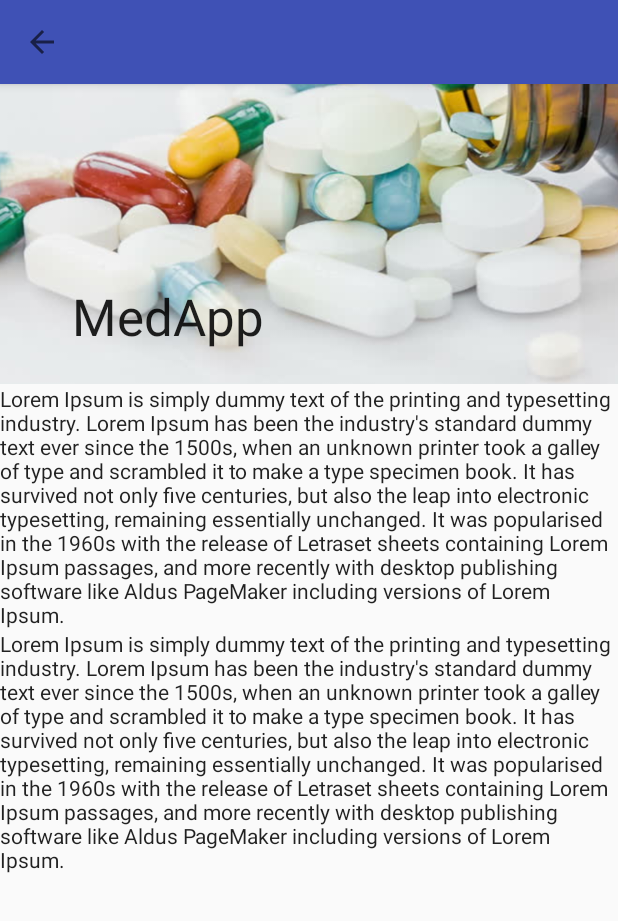
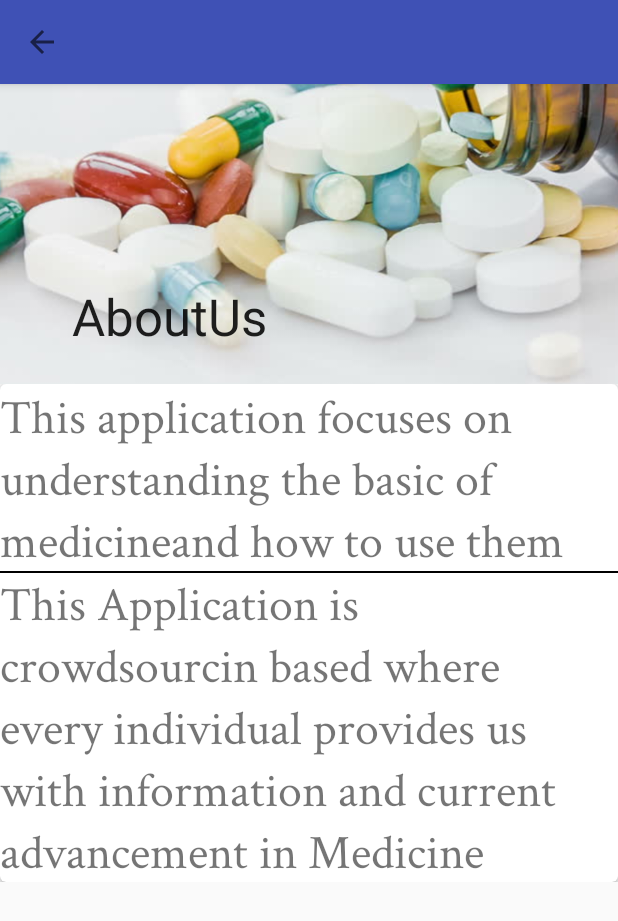
Before and after one commit to Rex7/Med-System, an Android app: the screen it shows after launch (AboutUs), in the side drawer, after a tap on "About Us", on a phone screen of 412 x 824 dp. Shown: the top 921 px of the screen. Run offline under Robolectric (Android 15) with nearby library versions, the phone set to English and light mode, and no system bars; libraries missing offline, so code that uses them is left out: com.karumi.dexter; network calls fail; pictures from the network do not load; 4 statements that could not run were skipped.

```diff
--- a/app/build.gradle
+++ b/app/build.gradle
@@ -37,5 +37,7 @@ dependencies {
     compile 'com.android.support.constraint:constraint-layout:1.0.2'
     compile 'com.google.code.gson:gson:2.8.1'
     compile 'com.github.barteksc:android-pdf-viewer:2.3.0'
+    compile 'com.karumi:dexter:4.2.0'
+
     testCompile 'junit:junit:4.12'
 }
--- a/app/src/main/java/com/example/regis/medsystem/AboutUs.java
+++ b/app/src/main/java/com/example/regis/medsystem/AboutUs.java
@@ -1,24 +1,40 @@
 package com.example.regis.medsystem;
 
+import android.graphics.Typeface;
 import android.os.Bundle;
 import android.support.design.widget.CollapsingToolbarLayout;
 import android.support.v7.app.AppCompatActivity;
 import android.support.v7.widget.Toolbar;
+import android.widget.TextView;
 
 public class AboutUs extends AppCompatActivity {
     Toolbar tool;
+    TextView firstPara, secondPar;
 
     @Override
     protected void onCreate(Bundle savedInstanceState) {
         super.onCreate(savedInstanceState);
         setContentView(R.layout.activity_about_us);
+        firstPara = (TextView) findViewById(R.id.myHeading);
+        secondPar = (TextView) findViewById(R.id.myAim);
+        Typeface heading = Typeface.createFromAsset(getAssets(), "fonts/CrimsonText-Regular.ttf");
+        firstPara.setTypeface(heading);
+        secondPar.setTypeface(heading);
+        firstPara.setText("This application focuses on understanding the basic of medicine" +
+                "and how to use them ");
+        secondPar.setText("This Application is crowdsourcin based where every individual provides us with information and current " +
+                "advancement in Medicine ");
+
+
+
+
         tool = (Toolbar) findViewById(R.id.toolBarAbout);
         setSupportActionBar(tool);
         if (getSupportActionBar() != null) {
-            getSupportActionBar().setTitle("MedApp");
+            getSupportActionBar().setTitle("AboutUs");
             getSupportActionBar().setDisplayHomeAsUpEnabled(true);
         }
         CollapsingToolbarLayout collapsingToolbarLayout = (CollapsingToolbarLayout) findViewById(R.id.collapse);
-        collapsingToolbarLayout.setTitle("MedApp");
+        collapsingToolbarLayout.setTitle("AboutUs");
     }
 }
--- a/app/src/main/java/com/example/regis/medsystem/Splash.java
+++ b/app/src/main/java/com/example/regis/medsystem/Splash.java
@@ -1,6 +1,7 @@
 package com.example.regis.medsystem;
 
 import android.content.Intent;
+import android.content.SharedPreferences;
 import android.graphics.Color;
 import android.os.Bundle;
 import android.support.v4.view.ViewPager;
@@ -16,10 +17,17 @@ public class Splash extends AppCompatActivity {
     ViewPagerAdapter viewPagerAdapter;
     LinearLayout dots_layout;
     TextView dots[];
-
+    SharedPreferences pref;
     @Override
     protected void onCreate(Bundle savedInstanceState) {
         super.onCreate(savedInstanceState);
+
+        if (!isFirstTime()) {
+            startingActivity();
+        }
+
+
+
         setContentView(R.layout.activity_splash);
         viewPager = (ViewPager) findViewById(R.id.viewPager);
         viewPagerAdapter = new ViewPagerAdapter(getApplicationContext());
@@ -46,9 +54,26 @@ public class Splash extends AppCompatActivity {
 
     }
 
-    public void startMain(View view) {
+    public void startingActivity() {
+        setFirstTime(false);
         startActivity(new Intent(this, MainActivity.class));
         finish();
+    }
+    public void startMain(View view) {
+        startingActivity();
+    }
+
+    public boolean isFirstTime() {
+        pref = getApplicationContext().getSharedPreferences("welcome", MODE_PRIVATE);
+        return pref.getBoolean("firstTime", true);
+
+    }
+
+    public void setFirstTime(Boolean flag) {
+        pref = getApplicationContext().getSharedPreferences("welcome", MODE_PRIVATE);
+        SharedPreferences.Editor editor = pref.edit();
+        editor.putBoolean("firstTime", flag);
+        editor.apply();
     }
 
     public void addThreeDots(int pos) {
--- a/app/src/main/java/com/example/regis/medsystem/ViewPagerAdapter.java
+++ b/app/src/main/java/com/example/regis/medsystem/ViewPagerAdapter.java
@@ -1,6 +1,7 @@
 package com.example.regis.medsystem;
 
 import android.content.Context;
+import android.graphics.Typeface;
 import android.support.v4.view.PagerAdapter;
 import android.view.LayoutInflater;
 import android.view.View;
@@ -59,8 +60,10 @@ public class ViewPagerAdapter extends PagerAdapter {
 
         TextView heading = (TextView) view.findViewById(R.id.Heading);
         TextView description = (TextView) view.findViewById(R.id.description);
-
-
+        Typeface myType = Typeface.createFromAsset(context.getAssets(), "fonts/DancingScript-Regular.ttf");
+        description.setTypeface(myType);
+        Typeface myType2 = Typeface.createFromAsset(context.getAssets(), "fonts/CrimsonText-Regular.ttf");
+        heading.setTypeface(myType2);
         ImageView imageView = (ImageView) view.findViewById(R.id.imageView);
         heading.setText(headings[position]);
         description.setText(descriptions[position]);
--- a/app/src/main/res/layout/activity_about_us.xml
+++ b/app/src/main/res/layout/activity_about_us.xml
@@ -1,9 +1,9 @@
 <?xml version="1.0" encoding="utf-8"?>
 <RelativeLayout xmlns:android="http://schemas.android.com/apk/res/android"
+    xmlns:app="http://schemas.android.com/apk/res-auto"
     xmlns:tools="http://schemas.android.com/tools"
     android:layout_width="match_parent"
     android:layout_height="match_parent"
-    xmlns:app="http://schemas.android.com/apk/res-auto"
     tools:context="com.example.regis.medsystem.AboutUs">
 
     <android.support.design.widget.CoordinatorLayout
@@ -29,15 +29,16 @@
                 <include
                     android:id="@+id/toolBarAbout"
                     layout="@layout/toolbar"
+                    app:popupTheme="@style/ThemeOverlay.AppCompat.Dark.ActionBar"
 
 
                     />
 
                 <ImageView
-                    android:src="@drawable/medimage"
                     android:layout_width="wrap_content"
                     android:layout_height="300dp"
                     android:scaleType="centerCrop"
+                    android:src="@drawable/medimage"
                     app:layout_collapseMode="parallax" />
 
 
@@ -45,34 +46,48 @@
 
 
         </android.support.design.widget.AppBarLayout>
-
         <android.support.v4.widget.NestedScrollView
+            android:id="@+id/nestedScrollView"
             android:layout_width="match_parent"
             android:layout_height="wrap_content"
             app:layout_behavior="@string/appbar_scrolling_view_behavior">
 
+
+            <android.support.v7.widget.CardView
+                android:layout_width="match_parent"
+                android:layout_height="wrap_content"
+                app:cardCornerRadius="4dp"
+                app:cardElevation="4dp">
             <RelativeLayout
                 android:layout_width="match_parent"
-                android:layout_height="match_parent">
+                android:layout_height="wrap_content">
 
                 <TextView
-                    android:id="@+id/aboutUsSection"
-                    android:layout_width="wrap_content"
+                    android:id="@+id/myHeading"
+                    android:layout_width="match_parent"
                     android:layout_height="wrap_content"
-                    android:text="@string/section"
-                    android:textAppearance="@style/TextAppearance.AppCompat.Body1" />
+                    android:text="This is a simple app for understanding medicine and its uses"
+                    android:textSize="32sp" />
 
+                <View
+                    android:id="@+id/myView"
+                    android:background="#000"
+                    android:layout_below="@+id/myHeading"
+                    android:layout_width="match_parent"
+                    android:layout_height="1dp" />
                 <TextView
-                    android:id="@+id/address"
-                    android:textAppearance="@style/TextAppearance.AppCompat.Body1"
-                    android:layout_below="@id/aboutUsSection"
-                    android:layout_width="wrap_content"
-                    android:layout_height="wrap_content"
-                    android:text="@string/section" />
+                    android:id="@+id/myAim"
+                    android:layout_below="@+id/myHeading"
+                    android:layout_width="match_parent"
+                    android:textSize="32sp"
+                    android:text="This is based on crowdsourcing technology "
+                    android:layout_height="wrap_content" />
 
 
             </RelativeLayout>
 
+
+            </android.support.v7.widget.CardView>
         </android.support.v4.widget.NestedScrollView>
 
 
--- a/app/src/main/res/layout/activity_volley_example.xml
+++ b/app/src/main/res/layout/activity_volley_example.xml
@@ -6,6 +6,7 @@
     tools:context="com.example.regis.medsystem.VolleyExample">
 
     <android.support.design.widget.AppBarLayout
+        android:id="@+id/appbar"
         android:layout_width="match_parent"
         android:layout_height="wrap_content">
 
@@ -16,6 +17,10 @@
 
     <TextView
         android:id="@+id/myData"
+        android:layout_below="@+id/appbar"
+        android:textSize="33sp"
+        android:text="Done"
+        android:layout_centerHorizontal="true"
         android:layout_width="wrap_content"
         android:layout_height="wrap_content" />
 
--- a/app/src/main/res/menu/menu.xml
+++ b/app/src/main/res/menu/menu.xml
@@ -12,6 +12,7 @@
         android:id="@+id/share"
         android:icon="@android:drawable/ic_menu_share"
         android:title="Share"
+
         android:orderInCategory="101" />
 
 
--- a/app/src/main/res/menu/nav_item.xml
+++ b/app/src/main/res/menu/nav_item.xml
@@ -5,7 +5,9 @@
         <item
             android:id="@+id/Med"
             android:icon="@drawable/ic_pill"
-            android:title="Medicine" />
+            android:title="Medicine"
+
+            />
         <item
             android:id="@+id/Symtom_analyser"
             android:icon="@mipmap/ic_launcher"
```
Also changed, not shown: app/src/main/AndroidManifest.xml (+8 -6 lines), app/src/main/java/com/example/regis/medsystem/MainActivity.java (+67 -3 lines), app/src/main/java/com/example/regis/medsystem/MyViewPdf.java (+2 -11 lines), app/src/main/java/com/example/regis/medsystem/VolleyExample.java (+22 -2 lines), app/src/main/assets/fonts/DancingScript-Regular.ttf (added).
